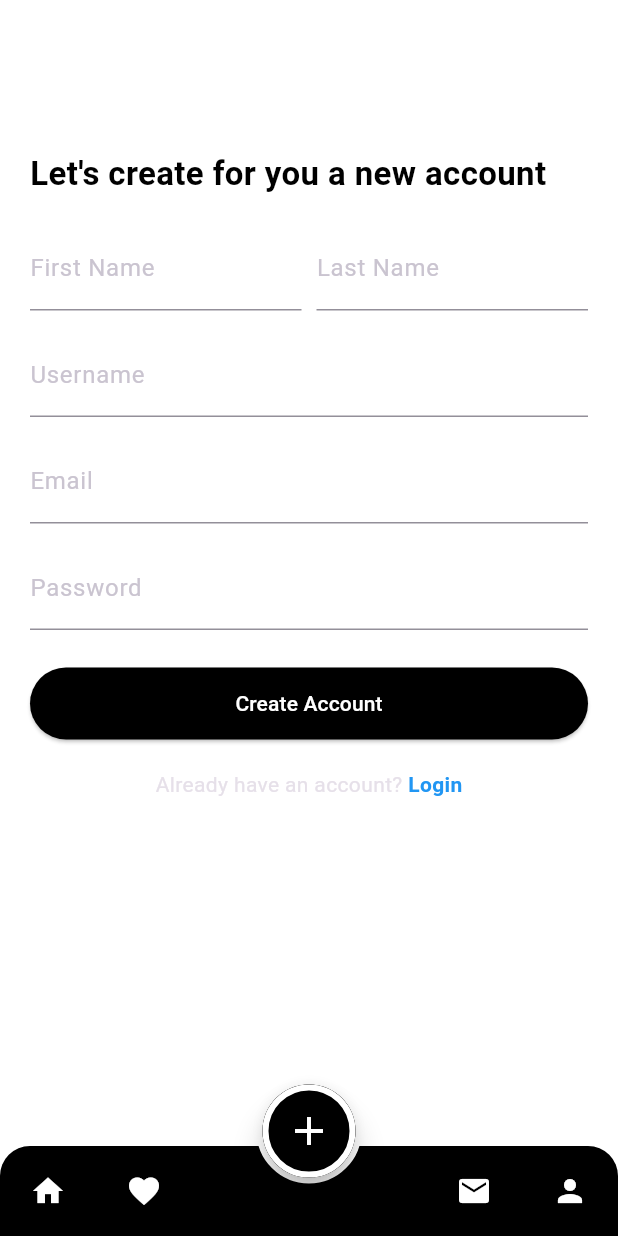
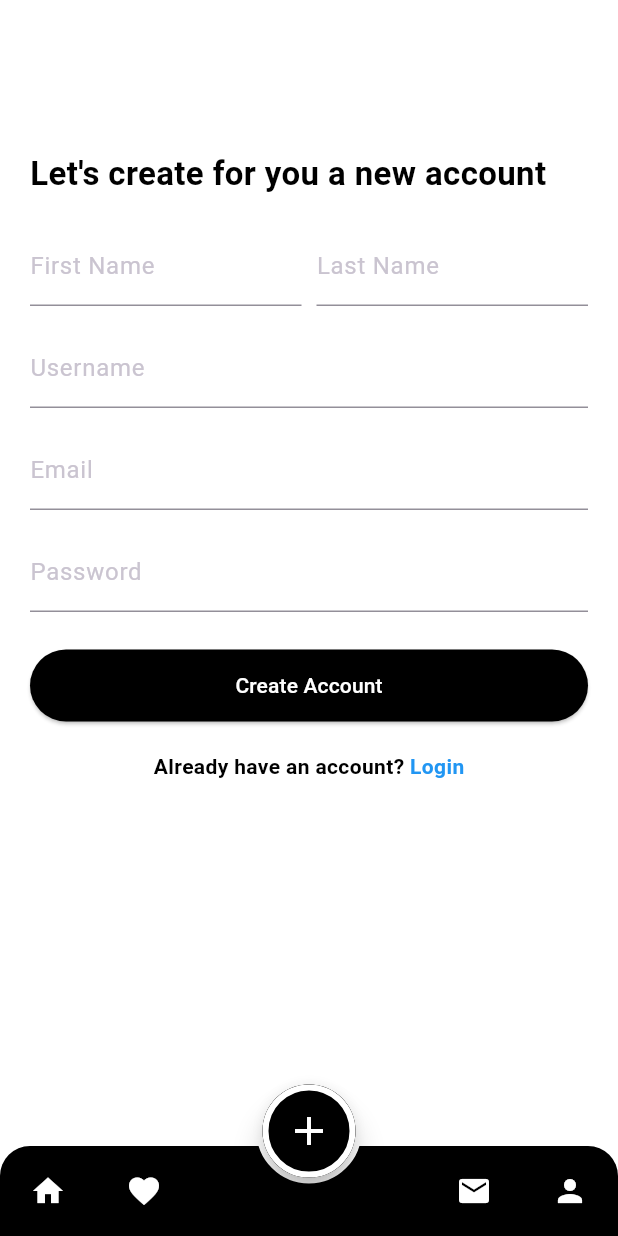
Before and after one commit to ajmsb/ai_powered_marketplace, a Flutter app: the screen it shows after launch, after a tap on "Sign In", after a tap on "Create Account", on a phone screen of 412 x 824 dp. Run offline on Flutter 3.47's test engine with Material 3 defaults, Android fonts, the phone set to English and light mode, and no system bars; our stand-ins replace cloud_firestore, firebase_auth, firebase_core, image_picker; accounts and stored records are empty; network calls fail.

Commit message:
Typography improved upon for clarity.

```diff
--- a/lib/screens/home.dart
+++ b/lib/screens/home.dart
@@ -116,6 +116,7 @@ class _HomePageState extends State<HomePage> {
                       borderRadius: BorderRadius.circular(10),
                     ),
                   ),
+                  style: TextStyle(fontSize: 14, color: Colors.black),
                 ),
               ],
             ),
--- a/lib/screens/login.dart
+++ b/lib/screens/login.dart
@@ -1,5 +1,6 @@
 import 'package:flutter/material.dart';
 import 'package:firebase_auth/firebase_auth.dart';
+//import 'package:firebase_app_check/firebase_app_check.dart';
 import 'home.dart';
 import 'register.dart';
 import '../widgets/bottom_nav.dart';
@@ -19,6 +20,16 @@ class _LoginPageState extends State<LoginPage> {
 
   Future<void> _signIn() async {
     try {
+      // Adding Firebase App Check token (if not already activated)
+      /* final appCheckToken = await FirebaseAppCheck.instance.getToken();
+
+      if (appCheckToken == null) {
+        setState(() {
+          errorMessage = "App Check token retrieval failed.";
+        });
+        return;
+      } */
+
       await _auth.signInWithEmailAndPassword(
         email: emailController.text.trim(),
         password: passwordController.text.trim(),
@@ -79,6 +90,7 @@ class _LoginPageState extends State<LoginPage> {
                   borderRadius: BorderRadius.circular(10),
                 ),
               ),
+              style: TextStyle(fontSize: 14, color: Colors.black),
             ),
             SizedBox(height: 10),
             TextField(
@@ -94,6 +106,7 @@ class _LoginPageState extends State<LoginPage> {
                   borderRadius: BorderRadius.circular(10),
                 ),
               ),
+              style: TextStyle(fontSize: 14, color: Colors.black),
             ),
             SizedBox(height: 10),
             if (errorMessage.isNotEmpty)
--- a/lib/screens/register.dart
+++ b/lib/screens/register.dart
@@ -109,6 +109,8 @@ class _RegisterPageState extends State<RegisterPage> {
                                 validator: (value) => value!.isEmpty
                                     ? "Enter your first name"
                                     : null,
+                                style: TextStyle(
+                                    fontSize: 14, color: Colors.black),
                               ),
                             ),
                             SizedBox(width: 10),
@@ -120,6 +122,8 @@ class _RegisterPageState extends State<RegisterPage> {
                                 validator: (value) => value!.isEmpty
                                     ? "Enter your last name"
                                     : null,
+                                style: TextStyle(
+                                    fontSize: 14, color: Colors.black),
                               ),
                             ),
                           ],
@@ -132,6 +136,7 @@ class _RegisterPageState extends State<RegisterPage> {
                           decoration: InputDecoration(labelText: "Username"),
                           validator: (value) =>
                               value!.isEmpty ? "Enter a username" : null,
+                          style: TextStyle(fontSize: 14, color: Colors.black),
                         ),
                         SizedBox(height: 15),
 
@@ -141,6 +146,7 @@ class _RegisterPageState extends State<RegisterPage> {
                           decoration: InputDecoration(labelText: "Email"),
                           validator: (value) =>
                               value!.isEmpty ? "Enter a valid email" : null,
+                          style: TextStyle(fontSize: 14, color: Colors.black),
                         ),
                         SizedBox(height: 15),
 
@@ -152,6 +158,7 @@ class _RegisterPageState extends State<RegisterPage> {
                           validator: (value) => value!.length < 6
                               ? "Password must be 6+ characters"
                               : null,
+                          style: TextStyle(fontSize: 14, color: Colors.black),
                         ),
                         SizedBox(height: 25),
 
@@ -176,7 +183,12 @@ class _RegisterPageState extends State<RegisterPage> {
                         Row(
                           mainAxisAlignment: MainAxisAlignment.center,
                           children: [
-                            Text("Already have an account? "),
+                            Text(
+                              "Already have an account? ",
+                              style: TextStyle(
+                                  fontWeight: FontWeight.bold,
+                                  color: Colors.black),
+                            ),
                             GestureDetector(
                               onTap: () {
                                 Navigator.pushReplacement(
--- a/pubspec.yaml
+++ b/pubspec.yaml
@@ -41,6 +41,7 @@ dependencies:
   # Use with the CupertinoIcons class for iOS style icons.
   cupertino_icons: ^1.0.8
   image_picker: ^1.1.2
+  firebase_app_check: ^0.3.2+4
 
 dev_dependencies:
   flutter_test:
```
Also changed, not shown: lib/screens/upload_product.dart (+8 -2 lines), pubspec.lock, 5 other files.
